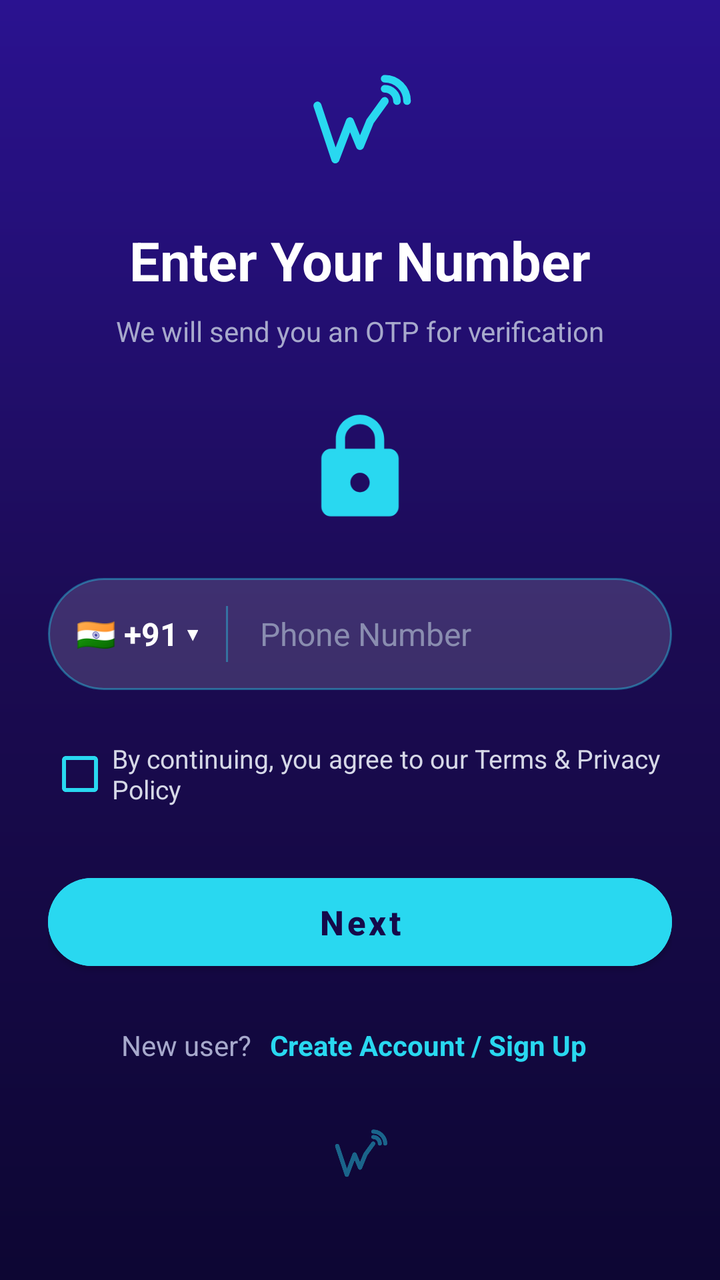
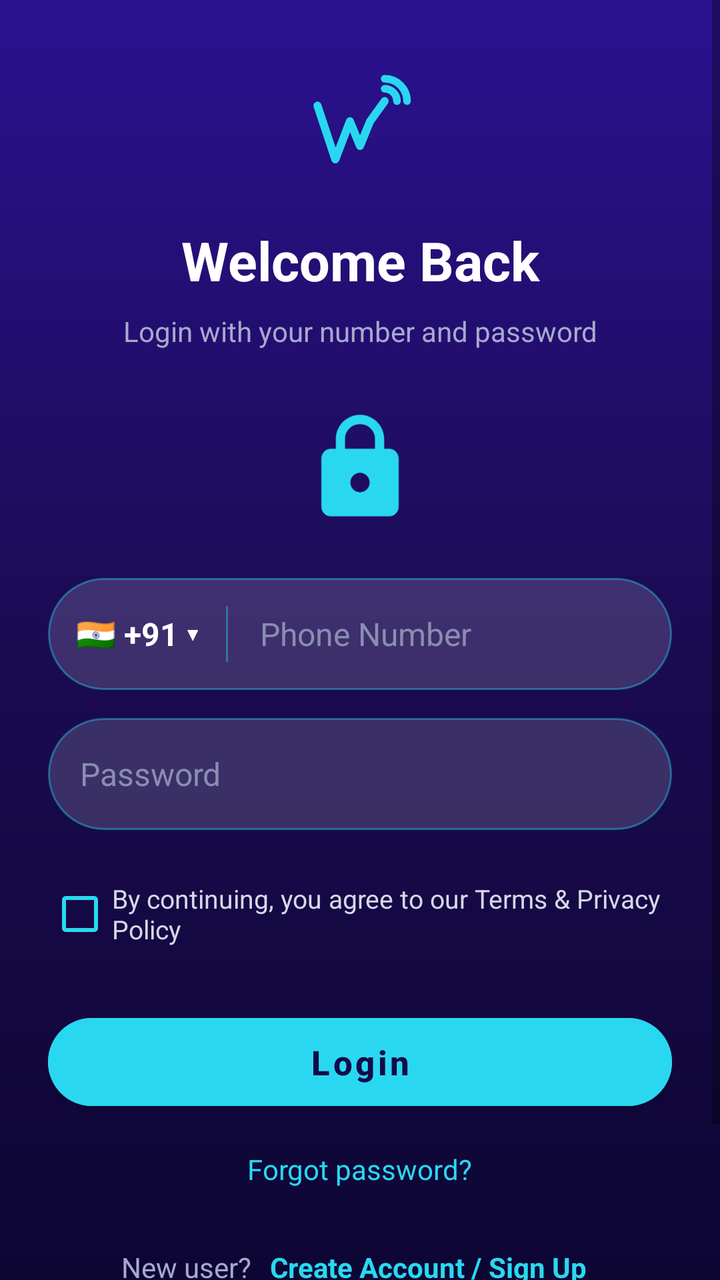

Before-and-after screenshots of an Android layout around one commit, followed by the original layout XML and the change that was made.
<!-- AndroidManifest.xml: application theme Theme.WPRD -->
<!-- res/layout/activity_phone_auth.xml -->
<?xml version="1.0" encoding="utf-8"?>
<ScrollView xmlns:android="http://schemas.android.com/apk/res/android"
    xmlns:app="http://schemas.android.com/apk/res-auto"
    android:layout_width="match_parent"
    android:layout_height="match_parent"
    android:background="@drawable/bg_dark_gradient"
    android:fillViewport="true"
    android:fitsSystemWindows="true">

    <LinearLayout
        android:layout_width="match_parent"
        android:layout_height="wrap_content"
        android:orientation="vertical"
        android:padding="24dp"
        android:gravity="center_horizontal">

        <ImageView
            android:layout_width="56dp"
            android:layout_height="56dp"
            android:layout_marginTop="12dp"
            android:src="@drawable/ic_wprd_logo"
            android:contentDescription="WPRD logo" />

        <TextView
            android:id="@+id/tvAuthTitle"
            android:layout_width="match_parent"
            android:layout_height="wrap_content"
            android:layout_marginTop="20dp"
            android:gravity="center"
            android:text="Enter Your Number"
            android:textColor="#FFFFFF"
            android:textSize="27sp"
            android:textStyle="bold" />

        <TextView
            android:id="@+id/tvAuthSubtitle"
            android:layout_width="match_parent"
            android:layout_height="wrap_content"
            android:layout_marginTop="8dp"
            android:gravity="center"
            android:text="We will send you an OTP for verification"
            android:textColor="#A7A9CC"
            android:textSize="14sp" />

        <ImageView
            android:layout_width="58dp"
            android:layout_height="58dp"
            android:layout_marginTop="30dp"
            android:layout_marginBottom="26dp"
            android:src="@drawable/ic_lock"
            android:contentDescription="Secure login" />

        
        <LinearLayout
            android:id="@+id/layoutPhoneSection"
            android:layout_width="match_parent"
            android:layout_height="wrap_content"
            android:orientation="vertical">

        
        <LinearLayout
            android:layout_width="match_parent"
            android:layout_height="56dp"
            android:background="@drawable/bg_input_field"
            android:gravity="center_vertical"
            android:orientation="horizontal">

            <TextView
                android:id="@+id/tvCountryCode"
                android:layout_width="wrap_content"
                android:layout_height="match_parent"
                android:gravity="center"
                android:paddingHorizontal="14dp"
                android:text="🇮🇳 +91 ▾"
                android:textColor="#FFFFFF"
                android:textSize="16sp"
                android:textStyle="bold" />

            <View
                android:layout_width="1dp"
                android:layout_height="28dp"
                android:background="#6629D8F0" />

            <EditText
                android:id="@+id/etPhoneNumber"
                android:layout_width="0dp"
                android:layout_height="match_parent"
                android:layout_weight="1"
                android:autofillHints="phone"
                android:background="@null"
                android:hint="Phone Number"
                android:inputType="phone"
                android:maxLength="15"
                android:paddingHorizontal="16dp"
                android:textColor="#FFFFFF"
                android:textColorHint="#8A8DB0"
                android:textSize="16sp" />
        </LinearLayout>

        <CheckBox
            android:id="@+id/cbTermsConditions"
            android:layout_width="match_parent"
            android:layout_height="wrap_content"
            android:layout_marginTop="18dp"
            android:buttonTint="#29D8F0"
            android:text="By continuing, you agree to our Terms &amp; Privacy Policy"
            android:textColor="#D6D8E7"
            android:textSize="13sp" />

        <Button
            android:id="@+id/btnNextAuth"
            android:layout_width="match_parent"
            android:layout_height="56dp"
            android:layout_marginTop="22dp"
            android:backgroundTint="#29D8F0"
            android:text="Next"
            android:textAllCaps="false"
            android:textColor="#150A4A"
            android:textSize="17sp"
            android:textStyle="bold"
            app:cornerRadius="28dp" />

        </LinearLayout>
        

        <LinearLayout
            android:id="@+id/layoutOtpSection"
            android:layout_width="match_parent"
            android:layout_height="wrap_content"
            android:layout_marginTop="22dp"
            android:orientation="vertical"
            android:visibility="gone">

            <TextView
                android:id="@+id/tvOtpInfo"
                android:layout_width="match_parent"
                android:layout_height="wrap_content"
                android:gravity="center"
                android:text="Enter the 6-digit OTP sent to your number"
                android:textColor="#A7A9CC"
                android:textSize="14sp"
                android:layout_marginBottom="12dp" />

            <EditText
                android:id="@+id/etOtpCode"
                android:layout_width="match_parent"
                android:layout_height="56dp"
                android:background="@drawable/bg_input_field"
                android:gravity="center"
                android:hint="6-digit OTP"
                android:inputType="number"
                android:maxLength="6"
                android:paddingHorizontal="16dp"
                android:textColor="#FFFFFF"
                android:textColorHint="#8A8DB0"
                android:textSize="18sp"
                android:layout_marginBottom="14dp" />

            <Button
                android:id="@+id/btnVerifyOtp"
                android:layout_width="match_parent"
                android:layout_height="56dp"
                android:backgroundTint="#29D8F0"
                android:text="Verify &amp; Continue"
                android:textAllCaps="false"
                android:textColor="#150A4A"
                android:textSize="16sp"
                android:textStyle="bold"
                app:cornerRadius="28dp"
                android:layout_marginBottom="10dp" />

            <TextView
                android:id="@+id/tvResendOtp"
                android:layout_width="wrap_content"
                android:layout_height="wrap_content"
                android:layout_gravity="center"
                android:padding="6dp"
                android:text="Resend OTP"
                android:textColor="#29D8F0"
                android:textSize="14sp" />

            <TextView
                android:id="@+id/tvChangeNumber"
                android:layout_width="wrap_content"
                android:layout_height="wrap_content"
                android:layout_gravity="center"
                android:padding="6dp"
                android:text="Galat number? Number badlein"
                android:textColor="#A7A9CC"
                android:textSize="13sp"
                android:textStyle="bold" />
        </LinearLayout>

        <LinearLayout
            android:layout_width="match_parent"
            android:layout_height="wrap_content"
            android:layout_marginTop="18dp"
            android:gravity="center"
            android:orientation="horizontal">

            <TextView
                android:layout_width="wrap_content"
                android:layout_height="wrap_content"
                android:text="New user? "
                android:textColor="#A7A9CC"
                android:textSize="14sp" />

            <TextView
                android:id="@+id/tvGoToSignUp"
                android:layout_width="wrap_content"
                android:layout_height="wrap_content"
                android:padding="6dp"
                android:text="Create Account / Sign Up"
                android:textColor="#29D8F0"
                android:textSize="14sp"
                android:textStyle="bold" />
        </LinearLayout>

        <ImageView
            android:layout_width="30dp"
            android:layout_height="30dp"
            android:layout_marginTop="26dp"
            android:alpha="0.45"
            android:src="@drawable/ic_wprd_logo"
            android:contentDescription="WPRD" />

    </LinearLayout>
</ScrollView>
<!-- resources referenced by this layout -->
<resources>
  <!-- drawable bg_dark_gradient (drawable) -->
  <?xml version="1.0" encoding="utf-8"?>
  <shape xmlns:android="http://schemas.android.com/apk/res/android">
      <gradient android:angle="270" android:startColor="#2A1290" android:centerColor="#1B0B52" android:endColor="#0D0633" android:type="linear" />
  </shape>
  <!-- drawable bg_input_field (drawable) -->
  <?xml version="1.0" encoding="utf-8"?>
  <shape xmlns:android="http://schemas.android.com/apk/res/android">
      <solid android:color="#26FFFFFF" />
      <stroke android:width="1dp" android:color="#6629D8F0" />
      <corners android:radius="28dp" />
  </shape>
  <!-- drawable ic_lock (drawable) -->
  <?xml version="1.0" encoding="utf-8"?>
  <vector xmlns:android="http://schemas.android.com/apk/res/android"
      android:width="24dp" android:height="24dp"
      android:viewportWidth="24" android:viewportHeight="24">
      <path android:fillColor="#29D8F0" android:pathData="M18,8H17V6C17,3.24 14.76,1 12,1C9.24,1 7,3.24 7,6V8H6C4.9,8 4,8.9 4,10V20C4,21.1 4.9,22 6,22H18C19.1,22 20,21.1 20,20V10C20,8.9 19.1,8 18,8ZM12,17C10.9,17 10,16.1 10,15C10,13.9 10.9,13 12,13C13.1,13 14,13.9 14,15C14,16.1 13.1,17 12,17ZM15.1,8H8.9V6C8.9,4.29 10.29,2.9 12,2.9C13.71,2.9 15.1,4.29 15.1,6V8Z"/>
  </vector>
  <!-- drawable ic_wprd_logo (drawable) -->
  <?xml version="1.0" encoding="utf-8"?>
  <vector xmlns:android="http://schemas.android.com/apk/res/android"
      android:width="50dp" android:height="50dp"
      android:viewportWidth="50" android:viewportHeight="50">
      <path android:fillColor="#00000000" android:strokeColor="#29D8F0" android:strokeWidth="3.6"
          android:strokeLineCap="round" android:strokeLineJoin="round"
          android:pathData="M6,15 L14,39 L20.5,22 L25,33 L29.5,22 L36,13"/>
      <path android:fillColor="#00000000" android:strokeColor="#29D8F0" android:strokeWidth="3.4"
          android:strokeLineCap="round"
          android:pathData="M36,7.5 A5.5,5.5 0 0 1 41.5,13"/>
      <path android:fillColor="#00000000" android:strokeColor="#29D8F0" android:strokeWidth="3.4"
          android:strokeLineCap="round"
          android:pathData="M36,3 A10,10 0 0 1 46,13"/>
  </vector>
  <style name="Theme.WPRD" parent="Theme.MaterialComponents.DayNight.NoActionBar">
          <item name="colorPrimary">@color/cyan_neon</item>
          <item name="colorPrimaryVariant">@color/navy_primary</item>
          <item name="colorOnPrimary">@color/navy_dark</item>
          <item name="android:statusBarColor">@color/navy_dark</item>
          <item name="android:navigationBarColor">@color/navy_dark</item>
          <item name="android:windowBackground">@color/navy_dark</item>
      </style>
  <color name="cyan_neon">#29D8F0</color>
  <color name="navy_primary">#1B0B52</color>
  <color name="navy_dark">#0D0633</color>
</resources>

<!-- the commit's change to res/layout/activity_phone_auth.xml (unified diff, before → after) -->
@@ -27,7 +27,7 @@
             android:layout_height="wrap_content"
             android:layout_marginTop="20dp"
             android:gravity="center"
-            android:text="Enter Your Number"
+            android:text="Welcome Back"
             android:textColor="#FFFFFF"
             android:textSize="27sp"
             android:textStyle="bold" />
@@ -38,7 +38,7 @@
             android:layout_height="wrap_content"
             android:layout_marginTop="8dp"
             android:gravity="center"
-            android:text="We will send you an OTP for verification"
+            android:text="Login with your number and password"
             android:textColor="#A7A9CC"
             android:textSize="14sp" />
 
@@ -52,77 +52,109 @@
 
         
         <LinearLayout
-            android:id="@+id/layoutPhoneSection"
+            android:id="@+id/layoutLoginSection"
             android:layout_width="match_parent"
             android:layout_height="wrap_content"
             android:orientation="vertical">
 
-        
-        <LinearLayout
-            android:layout_width="match_parent"
-            android:layout_height="56dp"
-            android:background="@drawable/bg_input_field"
-            android:gravity="center_vertical"
-            android:orientation="horizontal">
-
-            <TextView
-                android:id="@+id/tvCountryCode"
-                android:layout_width="wrap_content"
-                android:layout_height="match_parent"
-                android:gravity="center"
-                android:paddingHorizontal="14dp"
-                android:text="🇮🇳 +91 ▾"
-                android:textColor="#FFFFFF"
-                android:textSize="16sp"
-                android:textStyle="bold" />
-
-            <View
-                android:layout_width="1dp"
-                android:layout_height="28dp"
-                android:background="#6629D8F0" />
-
-            <EditText
-                android:id="@+id/etPhoneNumber"
-                android:layout_width="0dp"
-                android:layout_height="match_parent"
-                android:layout_weight="1"
-                android:autofillHints="phone"
-                android:background="@null"
-                android:hint="Phone Number"
-                android:inputType="phone"
-                android:maxLength="15"
-                android:paddingHorizontal="16dp"
-                android:textColor="#FFFFFF"
-                android:textColorHint="#8A8DB0"
-                android:textSize="16sp" />
+            <LinearLayout
+                android:layout_width="match_parent"
+                android:layout_height="56dp"
+                android:background="@drawable/bg_input_field"
+                android:gravity="center_vertical"
+                android:orientation="horizontal">
+
+                <TextView
+                    android:layout_width="wrap_content"
+                    android:layout_height="match_parent"
+                    android:gravity="center"
+                    android:paddingHorizontal="14dp"
+                    android:text="🇮🇳 +91 ▾"
+                    android:textColor="#FFFFFF"
+                    android:textSize="16sp"
+                    android:textStyle="bold" />
+
+                <View
+                    android:layout_width="1dp"
+                    android:layout_height="28dp"
+                    android:background="#6629D8F0" />
+
+                <EditText
+                    android:id="@+id/etPhoneNumber"
+                    android:layout_width="0dp"
+                    android:layout_height="match_parent"
+                    android:layout_weight="1"
+                    android:autofillHints="phone"
+                    android:background="@null"
+                    android:hint="Phone Number"
+                    android:inputType="phone"
+                    android:maxLength="15"
+                    android:paddingHorizontal="16dp"
+                    android:textColor="#FFFFFF"
+                    android:textColorHint="#8A8DB0"
+                    android:textSize="16sp" />
+            </LinearLayout>
+
+            <LinearLayout
+                android:layout_width="match_parent"
+                android:layout_height="56dp"
+                android:layout_marginTop="14dp"
+                android:background="@drawable/bg_input_field"
+                android:gravity="center_vertical"
+                android:orientation="horizontal">
+
+                <EditText
+                    android:id="@+id/etPassword"
+                    android:layout_width="match_parent"
+                    android:layout_height="match_parent"
+                    android:autofillHints="password"
+                    android:background="@null"
+                    android:hint="Password"
+                    android:inputType="textPassword"
+                    android:maxLength="64"
+                    android:paddingHorizontal="16dp"
+                    android:textColor="#FFFFFF"
+                    android:textColorHint="#8A8DB0"
+                    android:textSize="16sp" />
+            </LinearLayout>
+
+            <CheckBox
+                android:id="@+id/cbTermsConditions"
+                android:layout_width="match_parent"
+                android:layout_height="wrap_content"
+                android:layout_marginTop="18dp"
+                android:buttonTint="#29D8F0"
+                android:text="By continuing, you agree to our Terms &amp; Privacy Policy"
+                android:textColor="#D6D8E7"
+                android:textSize="13sp" />
+
+            <Button
+                android:id="@+id/btnLogin"
+                android:layout_width="match_parent"
+                android:layout_height="56dp"
+                android:layout_marginTop="22dp"
+                android:backgroundTint="#29D8F0"
+                android:text="Login"
+                android:textAllCaps="false"
+                android:textColor="#150A4A"
+                android:textSize="17sp"
+                android:textStyle="bold"
+                app:cornerRadius="28dp" />
+
+            <TextView
+                android:id="@+id/tvForgotPassword"
+                android:layout_width="wrap_content"
+                android:layout_height="wrap_content"
+                android:layout_gravity="center"
+                android:layout_marginTop="10dp"
+                android:padding="6dp"
+                android:text="Forgot password?"
+                android:textColor="#29D8F0"
+                android:textSize="14sp" />
         </LinearLayout>
-
-        <CheckBox
-            android:id="@+id/cbTermsConditions"
-            android:layout_width="match_parent"
-            android:layout_height="wrap_content"
-            android:layout_marginTop="18dp"
-            android:buttonTint="#29D8F0"
-            android:text="By continuing, you agree to our Terms &amp; Privacy Policy"
-            android:textColor="#D6D8E7"
-            android:textSize="13sp" />
-
-        <Button
-            android:id="@+id/btnNextAuth"
-            android:layout_width="match_parent"
-            android:layout_height="56dp"
-            android:layout_marginTop="22dp"
-            android:backgroundTint="#29D8F0"
-            android:text="Next"
-            android:textAllCaps="false"
-            android:textColor="#150A4A"
-            android:textSize="17sp"
-            android:textStyle="bold"
-            app:cornerRadius="28dp" />
-
-        </LinearLayout>
-        
-
+        
+
+        
         <LinearLayout
             android:id="@+id/layoutOtpSection"
             android:layout_width="match_parent"
@@ -136,7 +168,7 @@
                 android:layout_width="match_parent"
                 android:layout_height="wrap_content"
                 android:gravity="center"
-                android:text="Enter the 6-digit OTP sent to your number"
+                android:text="Enter the OTP sent to your number"
                 android:textColor="#A7A9CC"
                 android:textSize="14sp"
                 android:layout_marginBottom="12dp" />
@@ -147,9 +179,9 @@
                 android:layout_height="56dp"
                 android:background="@drawable/bg_input_field"
                 android:gravity="center"
-                android:hint="6-digit OTP"
+                android:hint="OTP"
                 android:inputType="number"
-                android:maxLength="6"
+                android:maxLength="8"
                 android:paddingHorizontal="16dp"
                 android:textColor="#FFFFFF"
                 android:textColorHint="#8A8DB0"
@@ -161,7 +193,7 @@
                 android:layout_width="match_parent"
                 android:layout_height="56dp"
                 android:backgroundTint="#29D8F0"
-                android:text="Verify &amp; Continue"
+                android:text="Verify OTP"
                 android:textAllCaps="false"
                 android:textColor="#150A4A"
                 android:textSize="16sp"
@@ -180,16 +212,68 @@
                 android:textSize="14sp" />
 
             <TextView
-                android:id="@+id/tvChangeNumber"
+                android:id="@+id/tvBackToLogin"
                 android:layout_width="wrap_content"
                 android:layout_height="wrap_content"
                 android:layout_gravity="center"
                 android:padding="6dp"
-                android:text="Galat number? Number badlein"
+                android:text="Login par wapas jayein"
                 android:textColor="#A7A9CC"
                 android:textSize="13sp"
                 android:textStyle="bold" />
         </LinearLayout>
+        
+
+        
+        <LinearLayout
+            android:id="@+id/layoutResetSection"
+            android:layout_width="match_parent"
+            android:layout_height="wrap_content"
+            android:layout_marginTop="22dp"
+            android:orientation="vertical"
+            android:visibility="gone">
+
+            <EditText
+                android:id="@+id/etNewPassword"
+                android:layout_width="match_parent"
+                android:layout_height="56dp"
+                android:background="@drawable/bg_input_field"
+                android:hint="New Password (min 6 characters)"
+                android:inputType="textPassword"
+                android:maxLength="64"
+                android:paddingHorizontal="16dp"
+                android:textColor="#FFFFFF"
+                android:textColorHint="#8A8DB0"
+                android:textSize="16sp"
+                android:layout_marginBottom="14dp" />
+
+            <EditText
+                android:id="@+id/etConfirmNewPassword"
+                android:layout_width="match_parent"
+                android:layout_height="56dp"
+                android:background="@drawable/bg_input_field"
+                android:hint="Confirm New Password"
+                android:inputType="textPassword"
+                android:maxLength="64"
+                android:paddingHorizontal="16dp"
+                android:textColor="#FFFFFF"
+                android:textColorHint="#8A8DB0"
+                android:textSize="16sp"
+                android:layout_marginBottom="14dp" />
+
+            <Button
+                android:id="@+id/btnResetPassword"
+                android:layout_width="match_parent"
+                android:layout_height="56dp"
+                android:backgroundTint="#29D8F0"
+                android:text="Set New Password"
+                android:textAllCaps="false"
+                android:textColor="#150A4A"
+                android:textSize="16sp"
+                android:textStyle="bold"
+                app:cornerRadius="28dp" />
+        </LinearLayout>
+        
 
         <LinearLayout
             android:layout_width="match_parent"
